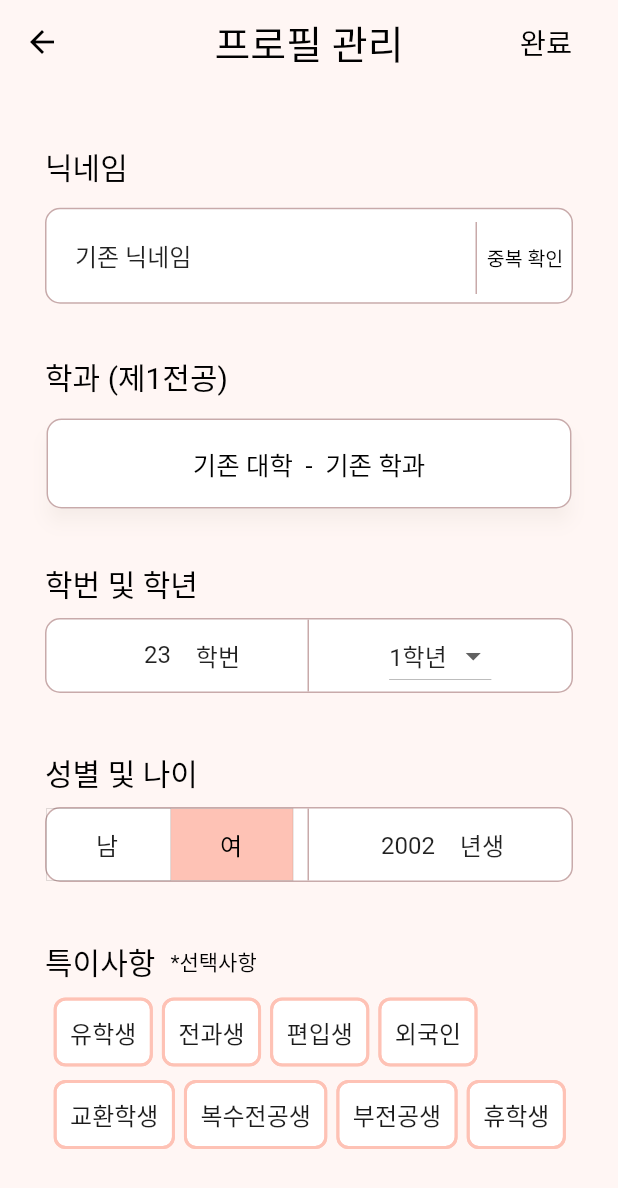
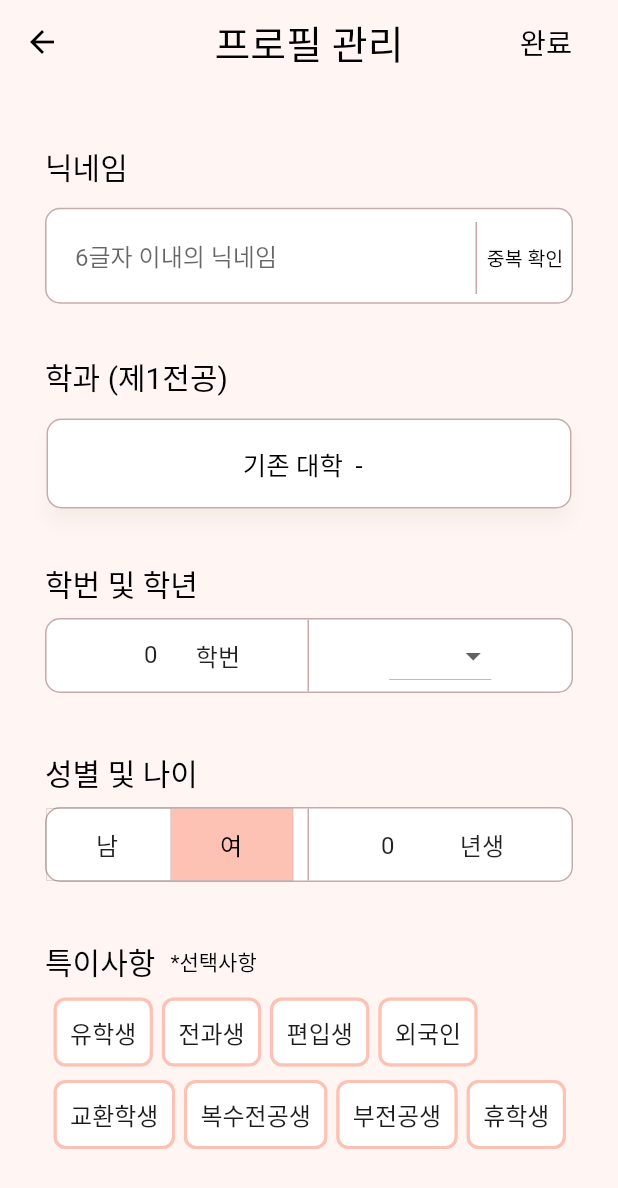
Before and after one commit to TEAM-LINRING/LINRING-FRONT, a Flutter app: the SettingScreen screen opened directly with empty values, after a tap on "프로필 관리", on a phone screen of 412 x 824 dp. Shown: the top 1188 px of the screen. Run offline on Flutter 3.47's test engine with Material 2 defaults, Android fonts, the phone set to English and light mode, and no system bars; our stand-ins replace carousel_slider, flutter_dotenv, flutter_secure_storage; accounts and stored records are empty; Roboto replaces fonts that are missing (Pretendard).

Commit message:
feat: `ProfileScreen` 더미 데이터 삭제 -> 로그인 유저 정보 사용

```diff
--- a/lib/main.dart
+++ b/lib/main.dart
@@ -34,7 +34,6 @@ class MyApp extends StatelessWidget {
         '/add': (context) => const TagAddScreen(),
         '/forgotPassword': (context) => const ForgotPasswordScreen(),
         '/changePassword': (context) => const ChangePasswordScreen(),
-        '/profile': (context) => ProfileScreen(),
         '/report': (context) => ReportScreen(),
       },
       onGenerateRoute: (RouteSettings settings) {
--- a/lib/screens/profile_screen.dart
+++ b/lib/screens/profile_screen.dart
@@ -3,12 +3,14 @@ import 'dart:convert';
 import 'package:flutter/material.dart';
 import 'package:flutter/services.dart';
 import 'package:flutter_dotenv/flutter_dotenv.dart';
+import 'package:linring_front_flutter/models/login_info.dart';
 import 'package:linring_front_flutter/widgets/custom_appbar.dart';
 import 'package:linring_front_flutter/widgets/custom_textfield.dart';
 import 'package:http/http.dart' as http;
 
 class ProfileScreen extends StatefulWidget {
-  ProfileScreen({super.key});
+  LoginInfo loginInfo;
+  ProfileScreen({required this.loginInfo, super.key});
   String? selectedCollege;
   String? selectedMajor;
 
@@ -17,9 +19,14 @@ class ProfileScreen extends StatefulWidget {
 }
 
 class _ProfileScreenState extends State<ProfileScreen> {
-  final nickNameController = TextEditingController(text: "기존 닉네임");
-  final studentNumberController = TextEditingController(text: "23");
-  final ageController = TextEditingController(text: "2002");
+  late TextEditingController nickNameController;
+  late TextEditingController studentNumberController;
+  late TextEditingController birthController;
+
+  late String nickname;
+  late int studnetNumber;
+  late int birth;
+
   bool isNickNameUnique = false;
   //정규식 유효성 검사용 변수
   bool isPasswordValid = true;
@@ -33,15 +40,16 @@ class _ProfileScreenState extends State<ProfileScreen> {
   String? errorNickName;
 
   //학과 선택용
-  Map<String, String>? selectedData = {'college': '기존 대학', 'major': '기존 학과'};
+  Map<String, String>? selectedData;
 
   //학번 및 학년 선택용
   List<String> gradeList = ['1학년', '2학년', '3학년', '4학년', '5학년', '졸업생', '기타'];
-  String selectedGrade = '1학년';
+  String selectedGrade = '';
 
   //성별 선택용 변수들
   bool isMale = false;
-  bool isFemale = true; //초기값 필요한 버튼을 true로 설정
+  bool isFemale = false;
+
   late List<bool> isSelected;
   String selectedGender = '';
 
@@ -61,9 +69,26 @@ class _ProfileScreenState extends State<ProfileScreen> {
   @override
   void initState() {
     super.initState();
+    selectedGender = widget.loginInfo.user.gender ?? "남";
+    selectedGrade = widget.loginInfo.user.grade ?? "1학년";
+
+    nickname = widget.loginInfo.user.nickname!;
+    studnetNumber = widget.loginInfo.user.studentNumber!;
+    birth = widget.loginInfo.user.birth!;
+
+    nickNameController = TextEditingController(text: nickname);
+    studentNumberController =
+        TextEditingController(text: studnetNumber.toString());
+    birthController = TextEditingController(text: birth.toString());
+
+    selectedData = {
+      'college': '기존 대학',
+      'major': widget.loginInfo.user.department!
+    };
+
+    (widget.loginInfo.user.gender! == "남") ? isMale = true : isFemale = true;
+
     isSelected = [isMale, isFemale];
-    selectedGrade = gradeList[0];
-    //여기서 학년 초기값 설정 가능
   }
 
   void _createAccount(BuildContext context) async {
@@ -437,7 +462,7 @@ class _ProfileScreenState extends State<ProfileScreen> {
                     child: Padding(
                       padding: const EdgeInsets.fromLTRB(0, 0, 0, 0),
                       child: TextField(
-                        controller: ageController,
+                        controller: birthController,
                         keyboardType: TextInputType.number,
                         inputFormatters: [
                           FilteringTextInputFormatter.digitsOnly, // 숫자만 허용
@@ -569,6 +594,6 @@ class _ProfileScreenState extends State<ProfileScreen> {
         selectedData != null &&
         studentNumberController.text.isNotEmpty &&
         (isMale || isFemale) &&
-        ageController.text.isNotEmpty;
+        birthController.text.isNotEmpty;
   }
 }
--- a/lib/screens/setting_screen.dart
+++ b/lib/screens/setting_screen.dart
@@ -155,9 +155,20 @@ class SettingScreen extends StatelessWidget {
               ),
             ),
             _settingItems("공지사항 및 이벤트", false, () {}),
-            _settingItems("프로필 관리", false, () {
-              Navigator.pushNamed(context, '/profile');
-            }),
+            _settingItems(
+              "프로필 관리",
+              false,
+              () {
+                Navigator.push(
+                  context,
+                  MaterialPageRoute(
+                    builder: (context) => ProfileScreen(
+                      loginInfo: loginInfo,
+                    ),
+                  ),
+                );
+              },
+            ),
             _settingItems("친구 초대", false, () {}),
             _settingItems("비밀번호 변경", false, () {}),
             _settingItems("서비스 탈퇴하기", false, () {}),
```
